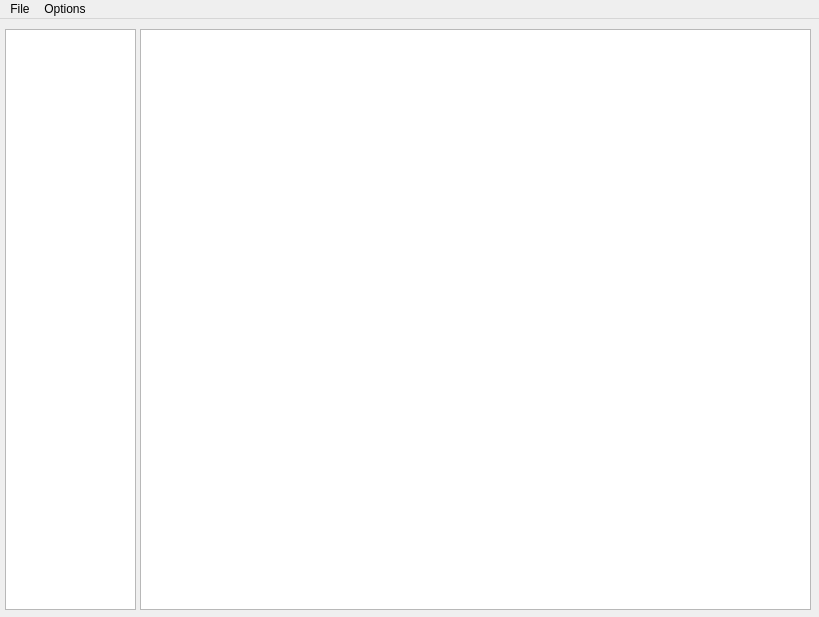
First picture: the form in ui/code.ui, repository RedEnder666/RickRoll_IDE, before the edit.
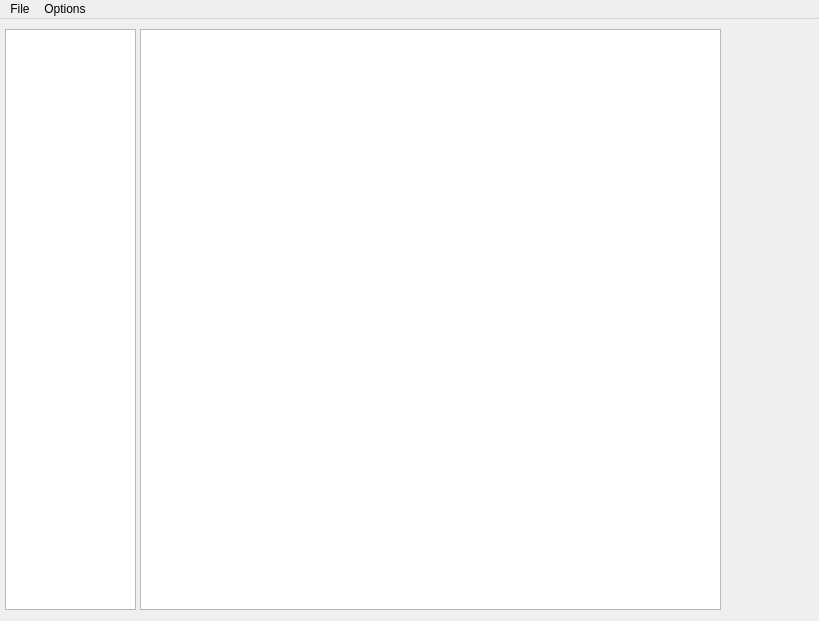
Second picture: the form after the edit. Icons and pictures are not drawn.

```diff
--- a/ui/code.ui
+++ b/ui/code.ui
@@ -7,9 +7,21 @@
     <x>0</x>
     <y>0</y>
     <width>819</width>
-    <height>617</height>
+    <height>621</height>
    </rect>
   </property>
+  <property name="minimumSize">
+   <size>
+    <width>819</width>
+    <height>621</height>
+   </size>
+  </property>
+  <property name="maximumSize">
+   <size>
+    <width>819</width>
+    <height>621</height>
+   </size>
+  </property>
   <property name="windowTitle">
    <string>MainWindow</string>
   </property>
@@ -24,10 +36,22 @@
      <rect>
       <x>140</x>
       <y>10</y>
-      <width>671</width>
+      <width>581</width>
       <height>581</height>
      </rect>
     </property>
+    <property name="minimumSize">
+     <size>
+      <width>581</width>
+      <height>581</height>
+     </size>
+    </property>
+    <property name="maximumSize">
+     <size>
+      <width>581</width>
+      <height>581</height>
+     </size>
+    </property>
     <property name="font">
      <font>
       <pointsize>12</pointsize>
```
